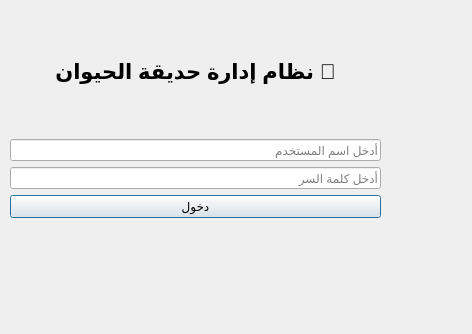
This is logindialog.ui in mostafa-1234-mo/Zoo-Management-System as Qt 5 draws it before an edit. The edited form follows.
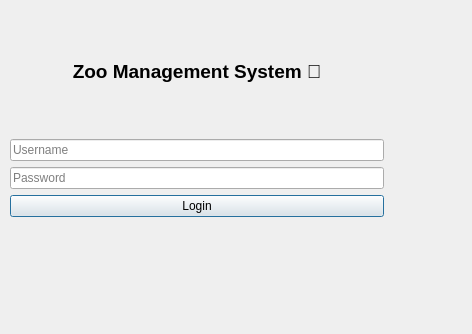
This is the edited form. Icons and pictures are not drawn.

```diff
--- a/logindialog.ui
+++ b/logindialog.ui
@@ -18,7 +18,7 @@
     <rect>
      <x>10</x>
      <y>10</y>
-     <width>371</width>
+     <width>374</width>
      <height>251</height>
     </rect>
    </property>
@@ -27,12 +27,12 @@
      <widget class="QLabel" name="labelLogo">
       <property name="font">
        <font>
-        <pointsize>16</pointsize>
+        <pointsize>14</pointsize>
         <bold>true</bold>
        </font>
       </property>
       <property name="text">
-       <string>🦁 نظام إدارة حديقة الحيوان</string>
+       <string>Zoo Management System 🦁</string>
       </property>
       <property name="alignment">
        <set>Qt::AlignmentFlag::AlignCenter</set>
@@ -44,7 +44,7 @@
       <item row="0" column="0" colspan="2">
        <widget class="QLineEdit" name="lineEditUsername">
         <property name="placeholderText">
-         <string>أدخل اسم المستخدم</string>
+         <string>Username</string>
         </property>
        </widget>
       </item>
@@ -54,14 +54,14 @@
          <enum>QLineEdit::EchoMode::Password</enum>
         </property>
         <property name="placeholderText">
-         <string>أدخل كلمة السر</string>
+         <string>Password</string>
         </property>
        </widget>
       </item>
       <item row="2" column="0" colspan="2">
        <widget class="QPushButton" name="btnLogin">
         <property name="text">
-         <string>دخول</string>
+         <string>Login</string>
         </property>
         <property name="icon">
          <iconset resource="resources.qrc">
```
